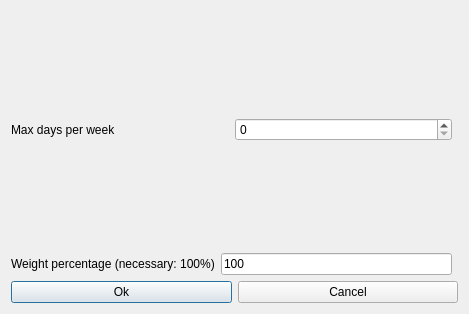
This is fet/src/interface/modifyconstraintstudentsmaxrealdaysperweekform_template.ui in vonmecheln/fet as Qt 5 draws it before an edit. The edited form follows.
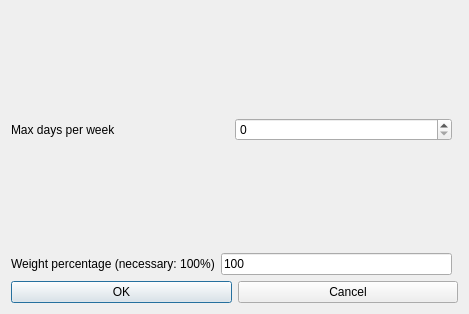
This is the edited form.

Diff of the .ui file:
```diff
--- a/fet/src/interface/modifyconstraintstudentsmaxrealdaysperweekform_template.ui
+++ b/fet/src/interface/modifyconstraintstudentsmaxrealdaysperweekform_template.ui
@@ -58,7 +58,7 @@
      <item>
       <widget class="QPushButton" name="okPushButton">
        <property name="text">
-        <string>Ok</string>
+        <string>OK</string>
        </property>
       </widget>
      </item>
```
